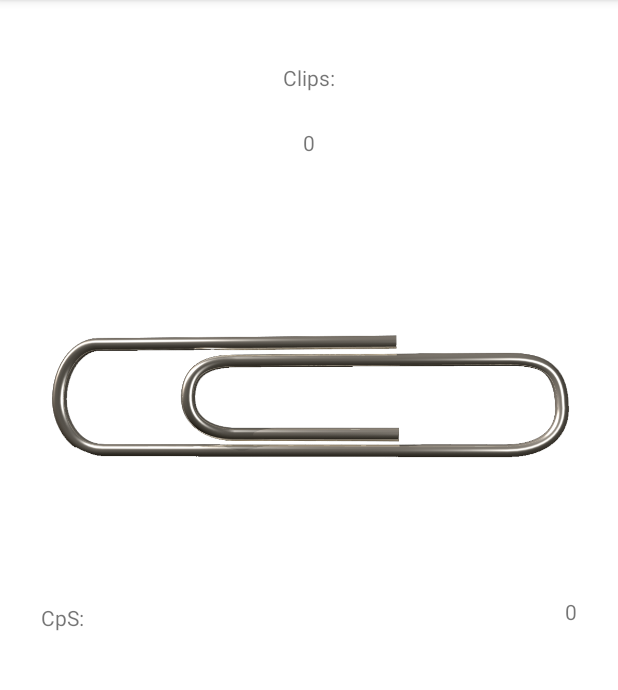
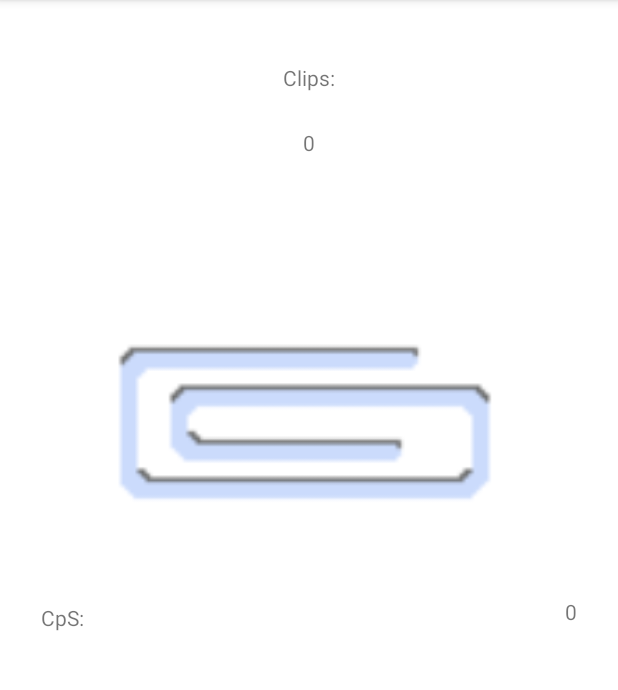
Before and after one commit to SampaiWasTaken/ClipperClicker, an Android app: the screen it shows after launch (MainActivity), on a phone screen of 412 x 824 dp, the part 84-774 px from its top. Run offline under Robolectric (Android 15) with nearby library versions, the phone set to English and light mode, and no system bars; our stand-ins replace Room's generated code; 21 statements that could not run were skipped.

Commit message:
Fixed infinite buy bug added new paperclip img

```diff
--- a/app/src/main/java/com/example/appdevprojectradlerprueller/BuildingRecycleViewAdapter.kt
+++ b/app/src/main/java/com/example/appdevprojectradlerprueller/BuildingRecycleViewAdapter.kt
@@ -77,8 +77,8 @@ class BuildingRecycleViewAdapter (var context: Context, var buildings: ArrayList
                     building.amount++
                     buildingCps = buildingCps.add(building.cps.toBigInteger())
                     clips = clips.subtract(building.cost.toBigInteger())
+                    runBlocking { buyBtnListener.buyBtnPressed(building) }
                 }
-                runBlocking { buyBtnListener.buyBtnPressed(building) }
             }
         }
     }
--- a/app/src/main/java/com/example/appdevprojectradlerprueller/MainActivity.kt
+++ b/app/src/main/java/com/example/appdevprojectradlerprueller/MainActivity.kt
@@ -69,7 +69,7 @@ class MainActivity : AppCompatActivity(), BuildingFragment.BuyBtnListener {
         runBlocking { updateFrags() }
         cpsTxt.text = "$buildingCps"
         clips.inc()
-
+        clipImg.drawable.isFilterBitmap = false
 
         // idle animation of big paperclip
         val idleScreenShakeAnimator = IdleScreenShakeAnimator()
@@ -113,7 +113,7 @@ class MainActivity : AppCompatActivity(), BuildingFragment.BuyBtnListener {
     suspend fun dbAccess() {
 
         val dao = db.buildingDao()
-        //dao.nukeTable()
+//        dao.nukeTable()
         if (dao.getAll().isEmpty()) {
             dao.insertAll(
                 buildingEntity(1, R.drawable.clip_factory_worker, "Factory Worker", "A minimum wage worker to produce paperclips for you", "150", 1, 0),
--- a/app/src/main/res/layout/activity_main.xml
+++ b/app/src/main/res/layout/activity_main.xml
@@ -67,7 +67,7 @@
         app:layout_constraintStart_toStartOf="parent"
         app:layout_constraintTop_toBottomOf="@+id/amountClips"
         app:layout_constraintVertical_bias="0.342"
-        app:srcCompat="@drawable/paperclip" />
+        app:srcCompat="@drawable/paperclip_pixel" />
 
     <FrameLayout
         android:id="@+id/framelayout"
```
Also changed, not shown: app/src/main/res/drawable/paperclip_pixel.png (added).
